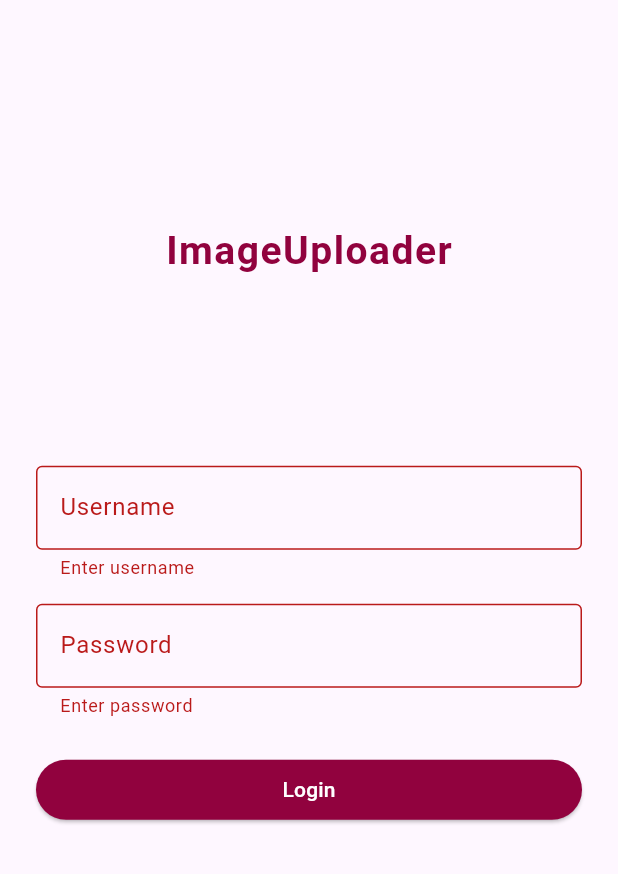
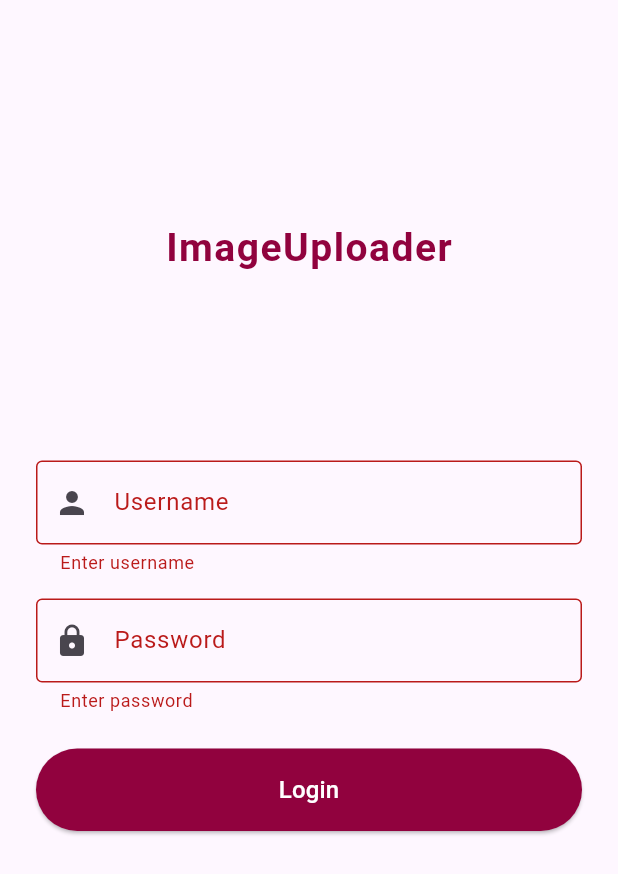
Before and after one commit to NayanProbeplus/FileUploaderApp, a Flutter app: the screen it shows after launch, after a tap on "Login", on a phone screen of 412 x 824 dp. Shown: the top 874 px of the screen. Run offline on Flutter 3.47's test engine with Material 3 defaults, Android fonts, the phone set to English and light mode, and no system bars; our stand-ins replace camera, hive, hive_flutter, shared_preferences; accounts and stored records are empty.

Commit message:
Login PI integration

```diff
--- /dev/null
+++ b/lib/TokenStorage.dart
@@ -0,0 +1,113 @@
+import 'package:shared_preferences/shared_preferences.dart';
+
+class TokenStorage {
+  static const String _accessTokenKey = 'access_token';
+  static const String _refreshTokenKey = 'refresh_token';
+  static const String _tokenTypeKey = 'token_type';
+  static const String _expiresInKey = 'expires_in';
+  static const String _refreshExpiresInKey = 'refresh_expires_in';
+  static const String _idTokenKey = 'id_token';
+  static const String _scopeKey = 'scope';
+  static const String _sessionStateKey = 'session_state';
+  static const String _loginTimeKey = 'login_time';
+
+  // Save all tokens
+  static Future<void> saveTokens({
+    required String accessToken,
+    required String refreshToken,
+    required String tokenType,
+    required int expiresIn,
+    required int refreshExpiresIn,
+    String? idToken,
+    String? scope,
+    String? sessionState,
+  }) async {
+    final prefs = await SharedPreferences.getInstance();
+    final loginTime = DateTime.now().millisecondsSinceEpoch;
+
+    await prefs.setString(_accessTokenKey, accessToken);
+    await prefs.setString(_refreshTokenKey, refreshToken);
+    await prefs.setString(_tokenTypeKey, tokenType);
+    await prefs.setInt(_expiresInKey, expiresIn);
+    await prefs.setInt(_refreshExpiresInKey, refreshExpiresIn);
+    await prefs.setInt(_loginTimeKey, loginTime);
+
+    if (idToken != null) await prefs.setString(_idTokenKey, idToken);
+    if (scope != null) await prefs.setString(_scopeKey, scope);
+    if (sessionState != null)
+      await prefs.setString(_sessionStateKey, sessionState);
+  }
+
+  // Get access token
+  static Future<String?> getAccessToken() async {
+    final prefs = await SharedPreferences.getInstance();
+    return prefs.getString(_accessTokenKey);
+  }
+
+  // Get refresh token
+  static Future<String?> getRefreshToken() async {
+    final prefs = await SharedPreferences.getInstance();
+    return prefs.getString(_refreshTokenKey);
+  }
+
+  // Get token type
+  static Future<String?> getTokenType() async {
+    final prefs = await SharedPreferences.getInstance();
+    return prefs.getString(_tokenTypeKey);
+  }
+
+  // Check if access token is expired
+  static Future<bool> isAccessTokenExpired() async {
+    final prefs = await SharedPreferences.getInstance();
+    final loginTime = prefs.getInt(_loginTimeKey);
+    final expiresIn = prefs.getInt(_expiresInKey);
+
+    if (loginTime == null || expiresIn == null) return true;
+
+    final currentTime = DateTime.now().millisecondsSinceEpoch;
+    final expiryTime = loginTime + (expiresIn * 1000);
+
+    // Check if token will expire in next 60 seconds
+    return currentTime >= (expiryTime - 60000);
+  }
+
+  // Check if refresh token is expired
+  static Future<bool> isRefreshTokenExpired() async {
+    final prefs = await SharedPreferences.getInstance();
+    final loginTime = prefs.getInt(_loginTimeKey);
+    final refreshExpiresIn = prefs.getInt(_refreshExpiresInKey);
+
+    if (loginTime == null || refreshExpiresIn == null) return true;
+
+    final currentTime = DateTime.now().millisecondsSinceEpoch;
+    final expiryTime = loginTime + (refreshExpiresIn * 1000);
+
+    return currentTime >= expiryTime;
+  }
+
+  // Clear all tokens (logout)
+  static Future<void> clearTokens() async {
+    final prefs = await SharedPreferences.getInstance();
+    await prefs.remove(_accessTokenKey);
+    await prefs.remove(_refreshTokenKey);
+    await prefs.remove(_tokenTypeKey);
+    await prefs.remove(_expiresInKey);
+    await prefs.remove(_refreshExpiresInKey);
+    await prefs.remove(_idTokenKey);
+    await prefs.remove(_scopeKey);
+    await prefs.remove(_sessionStateKey);
+    await prefs.remove(_loginTimeKey);
+  }
+
+  // Check if user is logged in
+  static Future<bool> isLoggedIn() async {
+    final accessToken = await getAccessToken();
+    final refreshToken = await getRefreshToken();
+
+    if (accessToken == null || refreshToken == null) return false;
+
+    // Check if refresh token is still valid
+    final refreshExpired = await isRefreshTokenExpired();
+    return !refreshExpired;
+  }
+}
--- a/lib/login/login_screen.dart
+++ b/lib/login/login_screen.dart
@@ -1,3 +1,5 @@
+import 'package:file_uploader_app/ApiService.dart';
+import 'package:file_uploader_app/TokenStorage.dart';
 import 'package:file_uploader_app/constants/colors.dart';
 import 'package:file_uploader_app/home/home_screen.dart';
 import 'package:flutter/material.dart';
@@ -15,13 +17,81 @@ class _LoginScreenState extends State<LoginScreen> {
 
   final GlobalKey<FormState> _formKey = GlobalKey<FormState>();
 
-  void _login() {
-    if (_formKey.currentState!.validate()) {
-      // Accept anything for now
+  bool _isLoading = false;
+  String? _errorMessage;
+
+  @override
+  void initState() {
+    super.initState();
+    _checkLoginStatus();
+  }
+
+  // Check if user is already logged in
+  Future<void> _checkLoginStatus() async {
+    final isLoggedIn = await TokenStorage.isLoggedIn();
+    if (isLoggedIn && mounted) {
       Navigator.pushReplacement(
         context,
         MaterialPageRoute(builder: (_) => const HomePage()),
       );
+    }
+  }
+
+  Future<void> _login() async {
+    if (!_formKey.currentState!.validate()) return;
+
+    setState(() {
+      _isLoading = true;
+      _errorMessage = null;
+    });
+
+    try {
+      final response = await ApiService.login(
+        username: _usernameController.text.trim(),
+        password: _passwordController.text,
+      );
+
+      if (!mounted) return;
+
+      if (response.success && response.data != null) {
+        final data = response.data!;
+
+        // Save tokens to local storage
+        await TokenStorage.saveTokens(
+          accessToken: data.accessToken,
+          refreshToken: data.refreshToken,
+          tokenType: data.tokenType,
+          expiresIn: data.expiresIn,
+          refreshExpiresIn: data.refreshExpiresIn,
+          idToken: data.idToken,
+          scope: data.scope,
+          sessionState: data.sessionState,
+        );
+
+        if (!mounted) return;
+
+        // Navigate to home screen and remove all previous routes
+        Navigator.pushAndRemoveUntil(
+          context,
+          MaterialPageRoute(builder: (_) => const HomePage()),
+          (route) => false,
+        );
+      } else {
+        setState(() {
+          _errorMessage = response.error ?? 'Login failed';
+        });
+      }
+    } catch (e) {
+      if (!mounted) return;
+      setState(() {
+        _errorMessage = 'An error occurred: $e';
+      });
+    } finally {
+      if (mounted) {
+        setState(() {
+          _isLoading = false;
+        });
+      }
     }
   }
 
@@ -45,11 +115,41 @@ class _LoginScreenState extends State<LoginScreen> {
                 ),
               ),
               const Spacer(flex: 1),
+
+              // Error message display
+              if (_errorMessage != null)
+                Container(
+                  padding: const EdgeInsets.all(12),
+                  margin: const EdgeInsets.only(bottom: 16),
+                  decoration: BoxDecoration(
+                    color: Colors.red.shade50,
+                    borderRadius: BorderRadius.circular(8),
+                    border: Border.all(color: Colors.red.shade200),
+                  ),
+                  child: Row(
+                    children: [
+                      Icon(Icons.error_outline, color: Colors.red.shade700),
+                      const SizedBox(width: 8),
+                      Expanded(
+                        child: Text(
+                          _errorMessage!,
+                          style: TextStyle(
+                            color: Colors.red.shade700,
+                            fontSize: 14,
+                          ),
+                        ),
+                      ),
+                    ],
+                  ),
+                ),
+
               TextFormField(
                 controller: _usernameController,
+                enabled: !_isLoading,
                 decoration: const InputDecoration(
                   labelText: 'Username',
                   border: OutlineInputBorder(),
+                  prefixIcon: Icon(Icons.person),
                 ),
                 validator: (value) =>
                     value == null || value.isEmpty ? 'Enter username' : null,
@@ -57,10 +157,12 @@ class _LoginScreenState extends State<LoginScreen> {
               const SizedBox(height: 16),
               TextFormField(
                 controller: _passwordController,
+                enabled: !_isLoading,
                 obscureText: true,
                 decoration: const InputDecoration(
                   labelText: 'Password',
                   border: OutlineInputBorder(),
+                  prefixIcon: Icon(Icons.lock),
                 ),
                 validator: (value) =>
                     value == null || value.isEmpty ? 'Enter password' : null,
@@ -69,12 +171,26 @@ class _LoginScreenState extends State<LoginScreen> {
               SizedBox(
                 width: double.infinity,
                 child: ElevatedButton(
-                  onPressed: _login,
+                  onPressed: _isLoading ? null : _login,
                   style: ElevatedButton.styleFrom(
                     backgroundColor: AppColors.primaryColor,
                     foregroundColor: Colors.white,
+                    padding: const EdgeInsets.symmetric(vertical: 16),
                   ),
-                  child: const Text('Login'),
+                  child: _isLoading
+                      ? const SizedBox(
+                          height: 20,
+                          width: 20,
+                          child: CircularProgressIndicator(
+                            strokeWidth: 2,
+                            valueColor:
+                                AlwaysStoppedAnimation<Color>(Colors.white),
+                          ),
+                        )
+                      : const Text(
+                          'Login',
+                          style: TextStyle(fontSize: 16),
+                        ),
                 ),
               ),
               const Spacer(flex: 2),
--- a/pubspec.yaml
+++ b/pubspec.yaml
@@ -37,6 +37,7 @@ dependencies:
   http: ^1.2.0
   hive: ^2.2.3
   hive_flutter: ^1.1.0
+  shared_preferences: ^2.2.2
 
   # The following adds the Cupertino Icons font to your application.
   # Use with the CupertinoIcons class for iOS style icons.
```
Also changed, not shown: lib/ApiService.dart (added, +106 -0 lines), lib/AuthManager.dart (added, +82 -0 lines), lib/home/home_screen.dart (+48 -0 lines), lib/models/auth_response_model.dart (added, +95 -0 lines), pubspec.lock, 2 other files.
